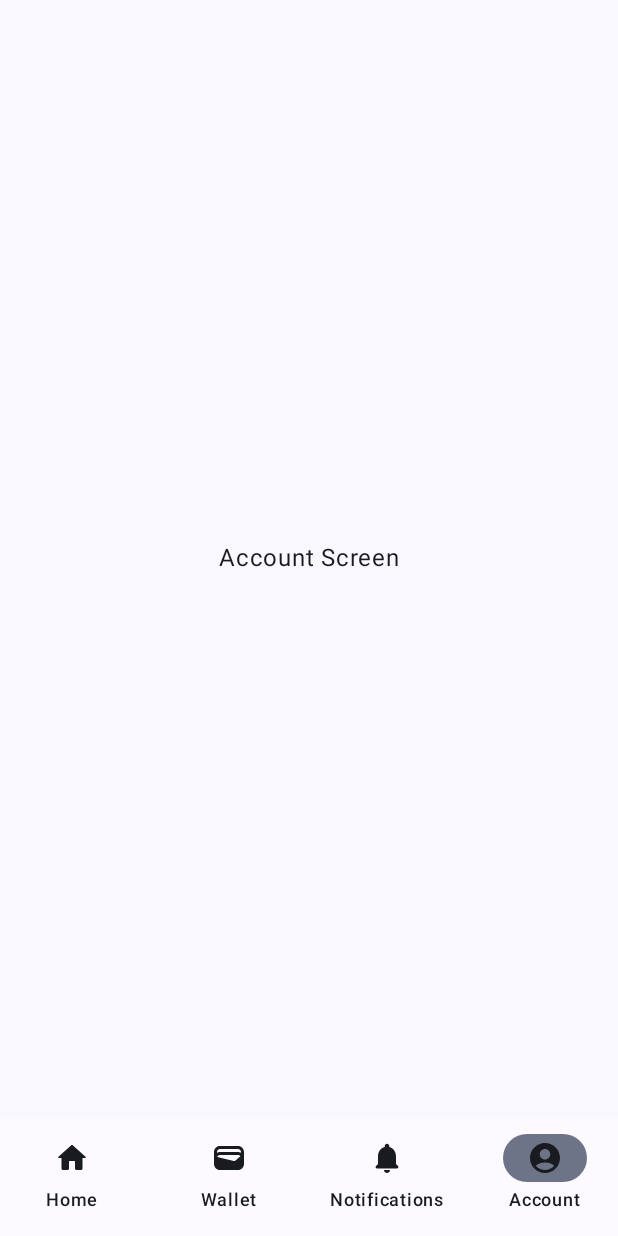
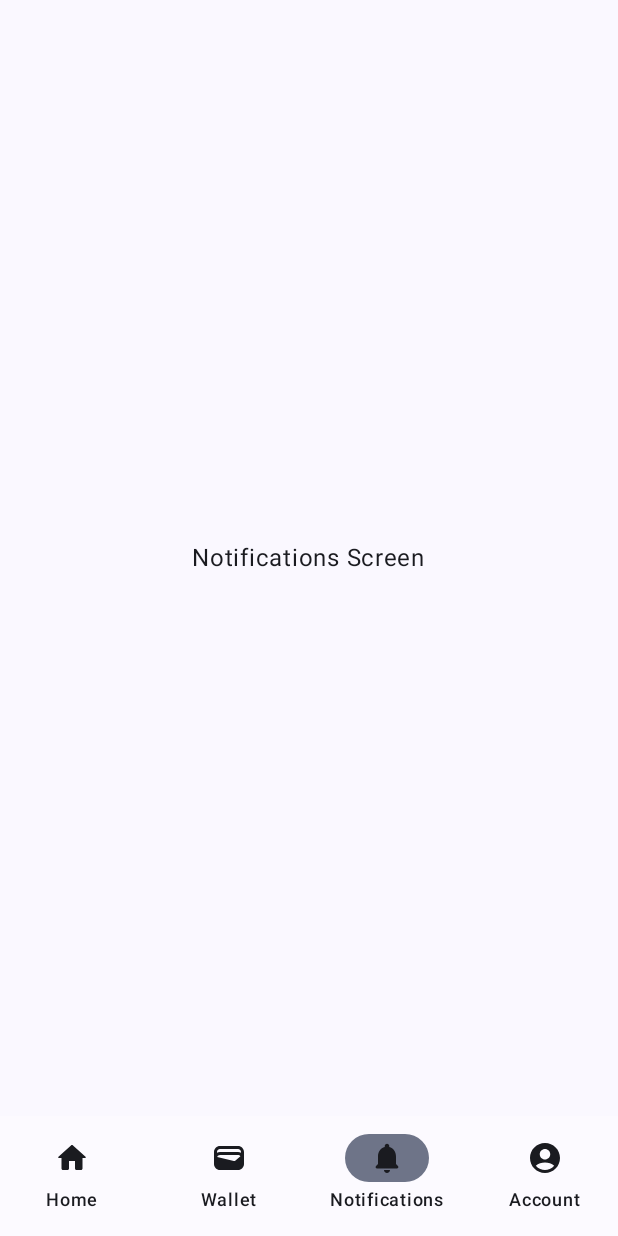
Before and after one commit to amitpandey00/banking-app-ui, an Android app built with Jetpack Compose: the NotificationsScreen screen opened through its navigation route, on a phone screen of 412 x 824 dp. Run offline under Robolectric (Android 15) with nearby library versions, the phone set to English and light mode, and no system bars; our stand-ins replace accompanist.

Commit message:
project structure

```diff
--- a/app/src/main/java/com/example/bankingapp/MainActivity.kt
+++ b/app/src/main/java/com/example/bankingapp/MainActivity.kt
@@ -5,17 +5,13 @@ import androidx.activity.ComponentActivity
 import androidx.activity.compose.setContent
 import androidx.activity.enableEdgeToEdge
 import androidx.compose.foundation.layout.fillMaxSize
-import androidx.compose.foundation.layout.padding
 import androidx.compose.material3.MaterialTheme
-import androidx.compose.material3.Scaffold
 import androidx.compose.material3.Surface
 import androidx.compose.runtime.Composable
 import androidx.compose.runtime.SideEffect
 import androidx.compose.ui.Modifier
 import androidx.compose.ui.graphics.Color
-import androidx.navigation.compose.NavHost
-import androidx.navigation.compose.composable
-import androidx.navigation.compose.rememberNavController
+import com.example.bankingapp.ui.MainScreen
 import com.example.bankingapp.ui.theme.BankingAppTheme
 import com.google.accompanist.systemuicontroller.rememberSystemUiController
 
@@ -46,22 +42,3 @@ class MainActivity : ComponentActivity() {
         }
     }
 }
-
-@Composable
-fun MainScreen() {
-    val navController = rememberNavController()
-    Scaffold(
-        bottomBar = { BottomNavigationBar(navController) }
-    ) { padding ->
-        NavHost(
-            navController = navController,
-            startDestination = "home",
-            modifier = Modifier.padding(padding)
-        ) {
-            composable("home") { HomeScreen() }
-            composable("wallet") { WalletScreen() }
-            composable("notifications") { NotificationsScreen() }
-            composable("account") { AccountScreen() }
-        }
-    }
-}
--- a/app/src/main/java/com/example/bankingapp/data/Card.kt
+++ b/app/src/main/java/com/example/bankingapp/data/model/Card.kt
@@ -1,4 +1,4 @@
-package com.example.bankingapp.data
+package com.example.bankingapp.data.model
 
 import androidx.compose.ui.graphics.Brush
 
--- a/app/src/main/java/com/example/bankingapp/data/Currency.kt
+++ b/app/src/main/java/com/example/bankingapp/data/model/Currency.kt
@@ -1,4 +1,4 @@
-package com.example.bankingapp.data
+package com.example.bankingapp.data.model
 
 import androidx.compose.ui.graphics.vector.ImageVector
 
--- a/app/src/main/java/com/example/bankingapp/data/Finance.kt
+++ b/app/src/main/java/com/example/bankingapp/data/model/Finance.kt
@@ -1,4 +1,4 @@
-package com.example.bankingapp.data
+package com.example.bankingapp.data.model
 
 import androidx.compose.ui.graphics.Color
 import androidx.compose.ui.graphics.vector.ImageVector
--- /dev/null
+++ b/app/src/main/java/com/example/bankingapp/navigation/AppNavHost.kt
@@ -0,0 +1,28 @@
+package com.example.bankingapp.navigation
+
+import androidx.compose.runtime.Composable
+import androidx.compose.ui.Modifier
+import androidx.navigation.NavHostController
+import androidx.navigation.compose.NavHost
+import androidx.navigation.compose.composable
+import com.example.bankingapp.ui.account.AccountScreen
+import com.example.bankingapp.ui.home.HomeScreen
+import com.example.bankingapp.ui.notifications.NotificationsScreen
+import com.example.bankingapp.ui.wallet.WalletScreen
+
+@Composable
+fun AppNavHost(
+    navController: NavHostController,
+    modifier: Modifier = Modifier
+) {
+    NavHost(
+        navController = navController,
+        startDestination = Screen.Home.route,
+        modifier = modifier
+    ) {
+        composable(Screen.Home.route) { HomeScreen() }
+        composable(Screen.Wallet.route) { WalletScreen() }
+        composable(Screen.Notifications.route) { NotificationsScreen() }
+        composable(Screen.Account.route) { AccountScreen() }
+    }
+}
--- a/app/src/main/java/com/example/bankingapp/BottomNavigationBar.kt
+++ b/app/src/main/java/com/example/bankingapp/navigation/BottomNavigationBar.kt
@@ -1,10 +1,5 @@
-package com.example.bankingapp
+package com.example.bankingapp.navigation
 
-import androidx.compose.material.icons.Icons
-import androidx.compose.material.icons.rounded.AccountCircle
-import androidx.compose.material.icons.rounded.Home
-import androidx.compose.material.icons.rounded.Notifications
-import androidx.compose.material.icons.rounded.Wallet
 import androidx.compose.material3.Icon
 import androidx.compose.material3.MaterialTheme
 import androidx.compose.material3.NavigationBar
@@ -15,25 +10,18 @@ import androidx.compose.runtime.getValue
 import androidx.navigation.NavController
 import androidx.navigation.NavGraph.Companion.findStartDestination
 import androidx.navigation.compose.currentBackStackEntryAsState
-import com.example.bankingapp.data.BottomNavigation
 
-val items = listOf(
-    BottomNavigation("Home", Icons.Rounded.Home, "home"),
-    BottomNavigation("Wallet", Icons.Rounded.Wallet, "wallet"),
-    BottomNavigation("Notifications", Icons.Rounded.Notifications, "notifications"),
-    BottomNavigation("Account", Icons.Rounded.AccountCircle, "account")
-)
 @Composable
 fun BottomNavigationBar(navController: NavController) {
     val backStackEntry by navController.currentBackStackEntryAsState()
     val currentRoute = backStackEntry?.destination?.route
 
     NavigationBar(containerColor = MaterialTheme.colorScheme.inverseOnSurface) {
-        items.forEach { item ->
+        bottomNavItems.forEach { screen ->
             NavigationBarItem(
-                selected = currentRoute == item.route,
+                selected = currentRoute == screen.route,
                 onClick = {
-                    navController.navigate(item.route) {
+                    navController.navigate(screen.route) {
                         popUpTo(navController.graph.findStartDestination().id) {
                             saveState = true
                         }
@@ -41,9 +29,19 @@ fun BottomNavigationBar(navController: NavController) {
                         restoreState = true
                     }
                 },
-                icon = { Icon(item.icon, contentDescription = item.title,
-                    tint = MaterialTheme.colorScheme.onBackground) },
-                label = { Text(item.title, color = MaterialTheme.colorScheme.onBackground) }
+                icon = {
+                    Icon(
+                        imageVector = screen.icon,
+                        contentDescription = screen.title,
+                        tint = MaterialTheme.colorScheme.onBackground
+                    )
+                },
+                label = {
+                    Text(
+                        text = screen.title,
+                        color = MaterialTheme.colorScheme.onBackground
+                    )
+                }
             )
         }
     }
--- /dev/null
+++ b/app/src/main/java/com/example/bankingapp/ui/MainScreen.kt
@@ -0,0 +1,22 @@
+package com.example.bankingapp.ui
+
+import androidx.compose.foundation.layout.padding
+import androidx.compose.material3.Scaffold
+import androidx.compose.runtime.Composable
+import androidx.compose.ui.Modifier
+import androidx.navigation.compose.rememberNavController
+import com.example.bankingapp.navigation.AppNavHost
+import com.example.bankingapp.navigation.BottomNavigationBar
+
+@Composable
+fun MainScreen() {
+    val navController = rememberNavController()
+    Scaffold(
+        bottomBar = { BottomNavigationBar(navController) }
+    ) { padding ->
+        AppNavHost(
+            navController = navController,
+            modifier = Modifier.padding(padding)
+        )
+    }
+}
--- a/app/src/main/java/com/example/bankingapp/WalletScreen.kt
+++ b/app/src/main/java/com/example/bankingapp/ui/account/AccountScreen.kt
@@ -1,4 +1,4 @@
-package com.example.bankingapp
+package com.example.bankingapp.ui.account
 
 import androidx.compose.foundation.layout.Box
 import androidx.compose.foundation.layout.fillMaxSize
@@ -9,8 +9,8 @@ import androidx.compose.ui.Alignment
 import androidx.compose.ui.Modifier
 
 @Composable
-fun WalletScreen() {
+fun AccountScreen() {
     Box(Modifier.fillMaxSize(), contentAlignment = Alignment.Center) {
-        Text("Wallet Screen", color = MaterialTheme.colorScheme.onBackground)
+        Text("Account Screen", color = MaterialTheme.colorScheme.onBackground)
     }
 }
--- a/app/src/main/java/com/example/bankingapp/HomeScreen.kt
+++ b/app/src/main/java/com/example/bankingapp/ui/home/HomeScreen.kt
@@ -1,4 +1,4 @@
-package com.example.bankingapp
+package com.example.bankingapp.ui.home
 
 import androidx.compose.foundation.layout.Column
 import androidx.compose.foundation.layout.Spacer
@@ -7,6 +7,10 @@ import androidx.compose.foundation.layout.height
 import androidx.compose.runtime.Composable
 import androidx.compose.ui.Modifier
 import androidx.compose.ui.unit.dp
+import com.example.bankingapp.ui.home.components.CardsSection
+import com.example.bankingapp.ui.home.components.CurrenciesSection
+import com.example.bankingapp.ui.home.components.FinanceSection
+import com.example.bankingapp.ui.home.components.WalletSection
 
 @Composable
 fun HomeScreen() {
--- a/app/src/main/java/com/example/bankingapp/CardsSection.kt
+++ b/app/src/main/java/com/example/bankingapp/ui/home/components/CardsSection.kt
@@ -1,4 +1,4 @@
-package com.example.bankingapp
+package com.example.bankingapp.ui.home.components
 
 import androidx.compose.foundation.Image
 import androidx.compose.foundation.background
@@ -18,13 +18,13 @@ import androidx.compose.ui.Modifier
 import androidx.compose.ui.draw.clip
 import androidx.compose.ui.graphics.Brush
 import androidx.compose.ui.graphics.Color
-import androidx.compose.ui.modifier.modifierLocalOf
 import androidx.compose.ui.res.painterResource
 import androidx.compose.ui.text.font.FontWeight
 import androidx.compose.ui.tooling.preview.Preview
 import androidx.compose.ui.unit.dp
 import androidx.compose.ui.unit.sp
-import com.example.bankingapp.data.Card
+import com.example.bankingapp.R
+import com.example.bankingapp.data.model.Card
 import com.example.bankingapp.ui.theme.BlueEnd
 import com.example.bankingapp.ui.theme.BlueStart
 import com.example.bankingapp.ui.theme.GreenEnd
--- a/app/src/main/java/com/example/bankingapp/CurreniesSection.kt
+++ b/app/src/main/java/com/example/bankingapp/ui/home/components/CurreniesSection.kt
@@ -1,4 +1,4 @@
-package com.example.bankingapp
+package com.example.bankingapp.ui.home.components
 
 import androidx.compose.animation.animateContentSize
 import androidx.compose.foundation.background
@@ -41,7 +41,7 @@ import androidx.compose.ui.tooling.preview.Preview
 import androidx.compose.ui.unit.Dp
 import androidx.compose.ui.unit.dp
 import androidx.compose.ui.unit.sp
-import com.example.bankingapp.data.Currency
+import com.example.bankingapp.data.model.Currency
 import com.example.bankingapp.ui.theme.GreenStart
 
 val currencies = listOf(
--- a/app/src/main/java/com/example/bankingapp/FinanceSection.kt
+++ b/app/src/main/java/com/example/bankingapp/ui/home/components/FinanceSection.kt
@@ -1,4 +1,4 @@
-package com.example.bankingapp
+package com.example.bankingapp.ui.home.components
 
 import androidx.compose.foundation.background
 import androidx.compose.foundation.clickable
@@ -24,7 +24,7 @@ import androidx.compose.ui.text.font.FontWeight
 import androidx.compose.ui.tooling.preview.Preview
 import androidx.compose.ui.unit.dp
 import androidx.compose.ui.unit.sp
-import com.example.bankingapp.data.Finance
+import com.example.bankingapp.data.model.Finance
 import com.example.bankingapp.ui.theme.BlueStart
 import com.example.bankingapp.ui.theme.GreenStart
 import com.example.bankingapp.ui.theme.OrangeStart
--- a/app/src/main/java/com/example/bankingapp/WalletSection.kt
+++ b/app/src/main/java/com/example/bankingapp/ui/home/components/WalletSection.kt
@@ -1,4 +1,4 @@
-package com.example.bankingapp
+package com.example.bankingapp.ui.home.components
 
 import androidx.compose.foundation.background
 import androidx.compose.foundation.clickable
--- a/app/src/main/java/com/example/bankingapp/AccountScreen.kt
+++ b/app/src/main/java/com/example/bankingapp/ui/notifications/NotificationsScreen.kt
@@ -1,4 +1,4 @@
-package com.example.bankingapp
+package com.example.bankingapp.ui.notifications
 
 import androidx.compose.foundation.layout.Box
 import androidx.compose.foundation.layout.fillMaxSize
@@ -9,8 +9,12 @@ import androidx.compose.ui.Alignment
 import androidx.compose.ui.Modifier
 
 @Composable
-fun AccountScreen() {
-    Box(Modifier.fillMaxSize(), contentAlignment = Alignment.Center) {
-        Text("Account Screen", color = MaterialTheme.colorScheme.onBackground)
+fun NotificationsScreen() {
+    Box(
+        Modifier.fillMaxSize(),
+        contentAlignment = Alignment.Center
+    )
+    {
+        Text("Notifications Screen", color = MaterialTheme.colorScheme.onBackground)
     }
 }
```
Also changed, not shown: app/src/main/java/com/example/bankingapp/data/BottomNavigation.kt (deleted, +0 -10 lines), app/src/main/java/com/example/bankingapp/navigation/Screen.kt (added, +33 -0 lines), app/src/main/java/com/example/bankingapp/ui/wallet/WalletScreen.kt (renamed from app/src/main/java/com/example/bankingapp/NotificationsScreen.kt, +8 -4 lines).
